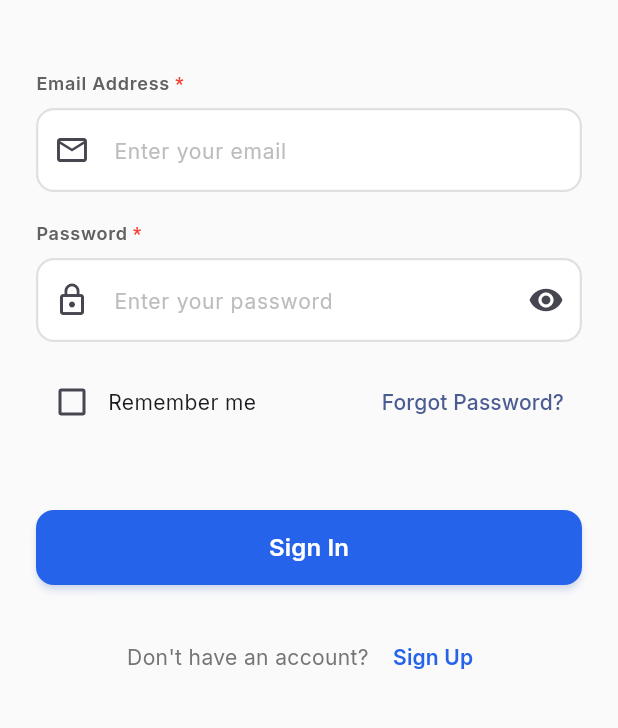
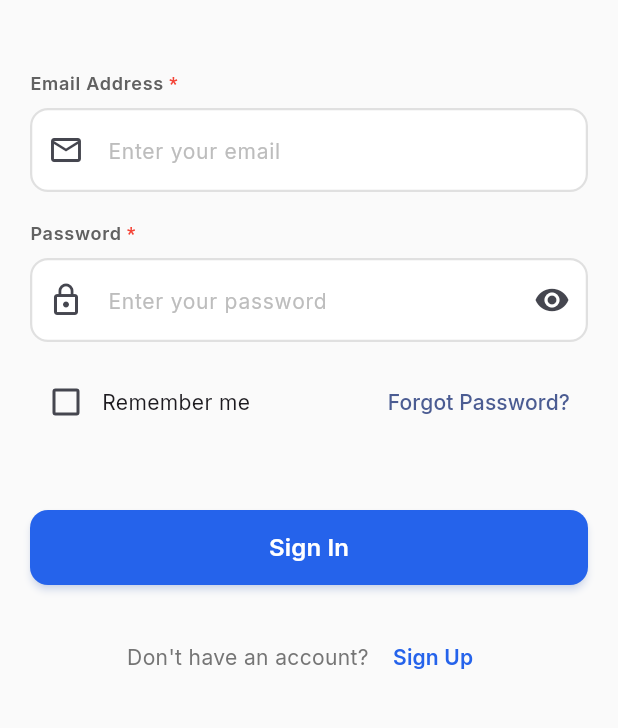
Before and after one commit to samimh23/Construction-Managment, a Flutter app: the screen it shows after launch, on a phone screen of 412 x 824 dp, the part 348-1076 px from its top. Run offline on Flutter 3.47's test engine with Material 3 defaults, Android fonts, the phone set to English and light mode, and no system bars; our stand-ins replace dio, equatable, flutter_map, geolocator, google_fonts, image_picker and 3 more; accounts and stored records are empty.

Commit message:
Implement responsive auth layout with brand side and adaptive design
Co-authored-by: sami.mahjoub <sami.mahjoub@esprit.tn>

```diff
--- /dev/null
+++ b/lib/auth/Widgets/auth_responsive_layout.dart
@@ -0,0 +1,119 @@
+import 'package:flutter/material.dart';
+import 'package:constructionproject/auth/Widgets/auth_brand_side.dart';
+
+class AuthResponsiveLayout extends StatelessWidget {
+  final Widget child;
+  final bool isSmallScreen;
+
+  const AuthResponsiveLayout({
+    super.key,
+    required this.child,
+    this.isSmallScreen = false,
+  });
+
+  @override
+  Widget build(BuildContext context) {
+    final screenWidth = MediaQuery.of(context).size.width;
+    final screenHeight = MediaQuery.of(context).size.height;
+    final isDesktop = screenWidth > 1200;
+    final isTablet = screenWidth > 600 && screenWidth <= 1200;
+    final isMobile = screenWidth <= 600;
+
+    return Scaffold(
+      backgroundColor: Colors.grey[50],
+      body: SafeArea(
+        child: _buildResponsiveLayout(context, isDesktop, isTablet, isMobile, screenHeight),
+      ),
+    );
+  }
+
+  Widget _buildResponsiveLayout(BuildContext context, bool isDesktop, bool isTablet, bool isMobile, double screenHeight) {
+    if (isDesktop) {
+      return _buildDesktopLayout(context);
+    } else if (isTablet) {
+      return _buildTabletLayout(context);
+    } else {
+      return _buildMobileLayout(context, screenHeight);
+    }
+  }
+
+  Widget _buildDesktopLayout(BuildContext context) {
+    return Row(
+      children: [
+        // Left side - Brand/Image section
+        const Expanded(
+          flex: 3,
+          child: AuthBrandSide(),
+        ),
+        // Right side - Form content
+        Expanded(
+          flex: 2,
+          child: Center(
+            child: SingleChildScrollView(
+              child: Container(
+                constraints: const BoxConstraints(maxWidth: 400),
+                padding: const EdgeInsets.all(48),
+                child: child,
+              ),
+            ),
+          ),
+        ),
+      ],
+    );
+  }
+
+  Widget _buildTabletLayout(BuildContext context) {
+    return Center(
+      child: SingleChildScrollView(
+        child: Container(
+          constraints: const BoxConstraints(maxWidth: 500),
+          margin: const EdgeInsets.all(32),
+          child: Card(
+            elevation: 8,
+            shape: RoundedRectangleBorder(
+              borderRadius: BorderRadius.circular(16),
+            ),
+            child: Padding(
+              padding: const EdgeInsets.all(40),
+              child: child,
+            ),
+          ),
+        ),
+      ),
+    );
+  }
+
+  Widget _buildMobileLayout(BuildContext context, double screenHeight) {
+    return LayoutBuilder(
+      builder: (context, constraints) {
+        // Check if content might overflow
+        final availableHeight = constraints.maxHeight;
+        final isSmallScreen = availableHeight < 600;
+
+        return SingleChildScrollView(
+          padding: EdgeInsets.symmetric(
+            horizontal: 20,
+            vertical: isSmallScreen ? 16 : 24,
+          ),
+          child: ConstrainedBox(
+            constraints: BoxConstraints(
+              minHeight: availableHeight - (isSmallScreen ? 32 : 48),
+            ),
+            child: IntrinsicHeight(
+              child: Column(
+                crossAxisAlignment: CrossAxisAlignment.stretch,
+                children: [
+                  // Flexible spacing at top
+                  SizedBox(height: isSmallScreen ? 20 : 40),
+                  child,
+                  // Flexible spacing at bottom
+                  const Spacer(),
+                ],
+              ),
+            ),
+          ),
+        );
+      },
+    );
+  }
+}
--- a/lib/auth/screens/auth/LoginPage.dart
+++ b/lib/auth/screens/auth/LoginPage.dart
@@ -3,10 +3,10 @@ import 'package:constructionproject/auth/Providers/auth_provider.dart';
 import 'package:constructionproject/auth/Widgets/Forms/login_form.dart';
 import 'package:constructionproject/auth/Widgets/Forms/login_header.dart';
 import 'package:constructionproject/auth/Widgets/register_link.dart';
+import 'package:constructionproject/auth/Widgets/auth_responsive_layout.dart';
 import 'package:flutter/material.dart';
 import 'package:provider/provider.dart';
 import 'package:constructionproject/auth/models/auth_models.dart';
-import 'package:constructionproject/core/constants/app_colors.dart';
 
 class LoginScreen extends StatefulWidget {
   const LoginScreen({super.key});
@@ -26,7 +26,6 @@ class _LoginScreenState extends State<LoginScreen> {
   @override
   void initState() {
     super.initState();
-    // Remove the clearError call from here
   }
 
   @override
@@ -41,8 +40,6 @@ class _LoginScreenState extends State<LoginScreen> {
     if (!_formKey.currentState!.validate()) return;
 
     final authProvider = context.read<AuthProvider>();
-
-    // Clear error before attempting login
     authProvider.clearError();
 
     final loginRequest = LoginRequest(
@@ -53,13 +50,11 @@ class _LoginScreenState extends State<LoginScreen> {
 
     try {
       final success = await authProvider.login(loginRequest);
-
       if (success && mounted) {
         Navigator.of(context).pushReplacementNamed('/home');
       }
     } catch (e) {
       // Error is handled by the AuthProvider
-      // UI will automatically update through the Consumer
     }
   }
 
@@ -86,17 +81,23 @@ class _LoginScreenState extends State<LoginScreen> {
 
   @override
   Widget build(BuildContext context) {
-    return Scaffold(
-      backgroundColor: Colors.grey[50],
-      body: SafeArea(
-        child: SingleChildScrollView(
-          padding: const EdgeInsets.all(24),
-          child: Column(
+    return AuthResponsiveLayout(
+      child: _buildLoginContent(),
+    );
+  }
+
+  Widget _buildLoginContent() {
+    return LayoutBuilder(
+      builder: (context, constraints) {
+        final screenHeight = MediaQuery.of(context).size.height;
+        final isSmallScreen = screenHeight < 600;
+
+        return Column(
           crossAxisAlignment: CrossAxisAlignment.stretch,
+          mainAxisSize: MainAxisSize.min,
           children: [
-              const SizedBox(height: 40),
             const LoginHeader(),
-              const SizedBox(height: 48),
+            SizedBox(height: isSmallScreen ? 32 : 48),
             LoginForm(
               formKey: _formKey,
               emailController: _emailController,
@@ -108,12 +109,11 @@ class _LoginScreenState extends State<LoginScreen> {
               onEmailChanged: _onEmailChanged,
               onLogin: _handleLogin,
             ),
-              const SizedBox(height: 24),
+            SizedBox(height: isSmallScreen ? 16 : 24),
             const RegisterLink(),
           ],
-          ),
-        ),
-      ),
+        );
+      },
     );
   }
 }
```
Also changed, not shown: lib/auth/Widgets/auth_brand_side.dart (added, +51 -0 lines), lib/auth/screens/auth/register_screen.dart (+18 -13 lines). Lines whose indentation alone changed are shown as unchanged.
